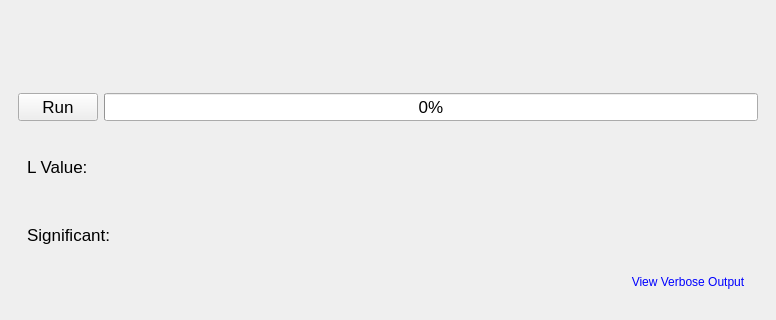
Before: the Qt Designer form module/gui_layout.ui in chilleo/ALPHA, drawn with Qt 5; both pictures show x 0 to 776 and y 681 to 1001 of the 776 by 1001 pixel window.
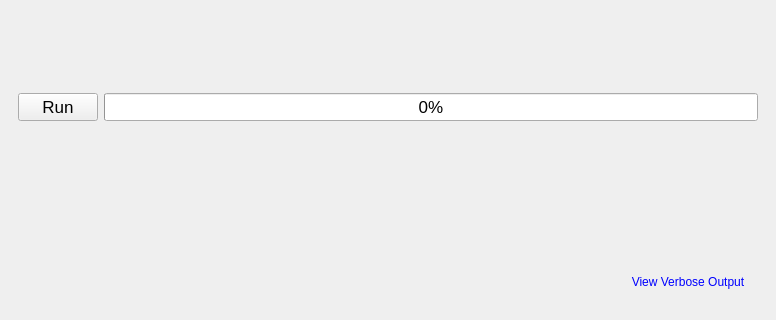
After: the same form once the commit is applied.

Patch:
```diff
--- a/module/gui_layout.ui
+++ b/module/gui_layout.ui
@@ -3965,66 +3965,36 @@
                 <widget class="QWidget" name="page">
                  <layout class="QVBoxLayout" name="verticalLayout_26">
                   <item>
-                   <layout class="QHBoxLayout" name="horizontalLayout_60">
-                    <item>
-                     <widget class="QLabel" name="label_45">
-                      <property name="text">
-                       <string>L Value:</string>
-                      </property>
-                     </widget>
-                    </item>
-                    <item>
-                     <widget class="QLabel" name="lValueLabel">
-                      <property name="text">
-                       <string/>
-                      </property>
-                     </widget>
-                    </item>
-                    <item>
-                     <spacer name="horizontalSpacer_39">
-                      <property name="orientation">
-                       <enum>Qt::Horizontal</enum>
-                      </property>
-                      <property name="sizeHint" stdset="0">
-                       <size>
-                        <width>40</width>
-                        <height>20</height>
-                       </size>
-                      </property>
-                     </spacer>
-                    </item>
-                   </layout>
-                  </item>
+                   <widget class="QScrollArea" name="scrollArea_2">
+                    <property name="frameShape">
+                     <enum>QFrame::NoFrame</enum>
+                    </property>
+                    <property name="lineWidth">
+                     <number>0</number>
+                    </property>
+                    <property name="widgetResizable">
+                     <bool>true</bool>
+                    </property>
+                    <widget class="QWidget" name="scrollAreaWidgetContents_2">
+                     <property name="geometry">
+                      <rect>
+                       <x>0</x>
+                       <y>0</y>
+                       <width>702</width>
+                       <height>100</height>
+                      </rect>
+                     </property>
+                     <layout class="QVBoxLayout" name="verticalLayout_34">
                   <item>
-                   <layout class="QHBoxLayout" name="horizontalLayout_61">
-                    <item>
-                     <widget class="QLabel" name="label_47">
+                       <widget class="QLabel" name="regularOutputLabel">
                       <property name="text">
-                       <string>Significant:</string>
-                      </property>
-                     </widget>
-                    </item>
-                    <item>
-                     <widget class="QLabel" name="statisticPatternLabel">
-                      <property name="text">
                        <string/>
                       </property>
                      </widget>
                     </item>
-                    <item>
-                     <spacer name="horizontalSpacer_40">
-                      <property name="orientation">
-                       <enum>Qt::Horizontal</enum>
-                      </property>
-                      <property name="sizeHint" stdset="0">
-                       <size>
-                        <width>40</width>
-                        <height>20</height>
-                       </size>
-                      </property>
-                     </spacer>
-                    </item>
-                   </layout>
+                     </layout>
+                    </widget>
+                   </widget>
                   </item>
                   <item>
                    <layout class="QHBoxLayout" name="horizontalLayout_69">
```
Left out of the diff: 2 changed lines with no effect on the pictures. Lines whose indentation alone changed are shown as unchanged.
